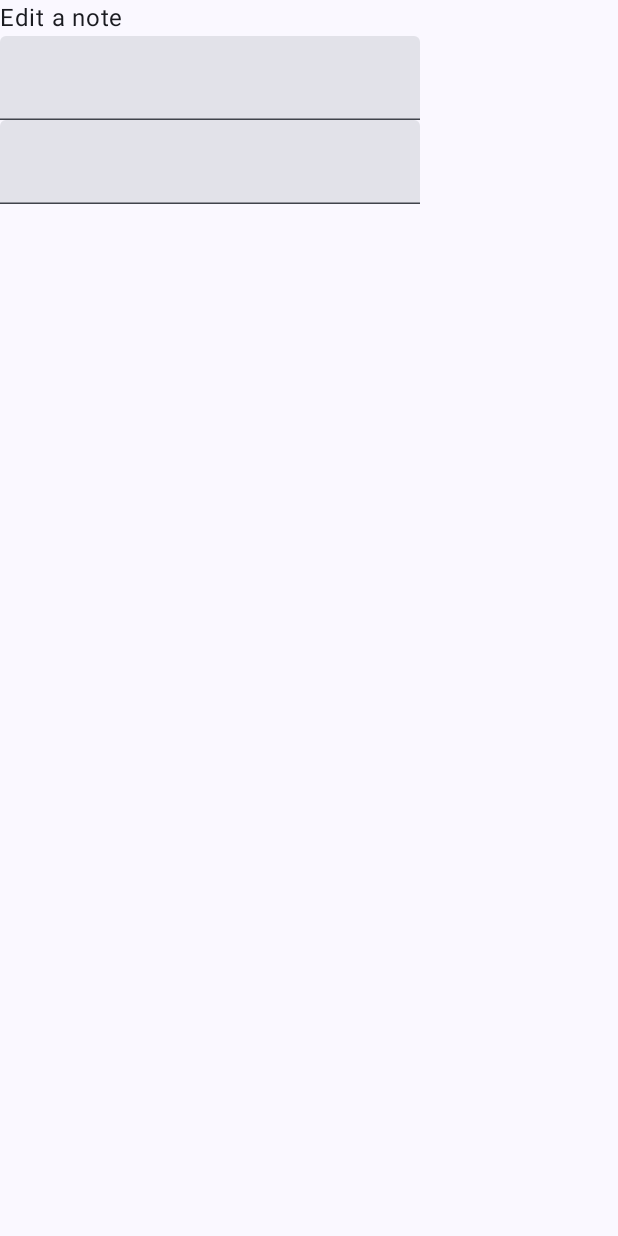
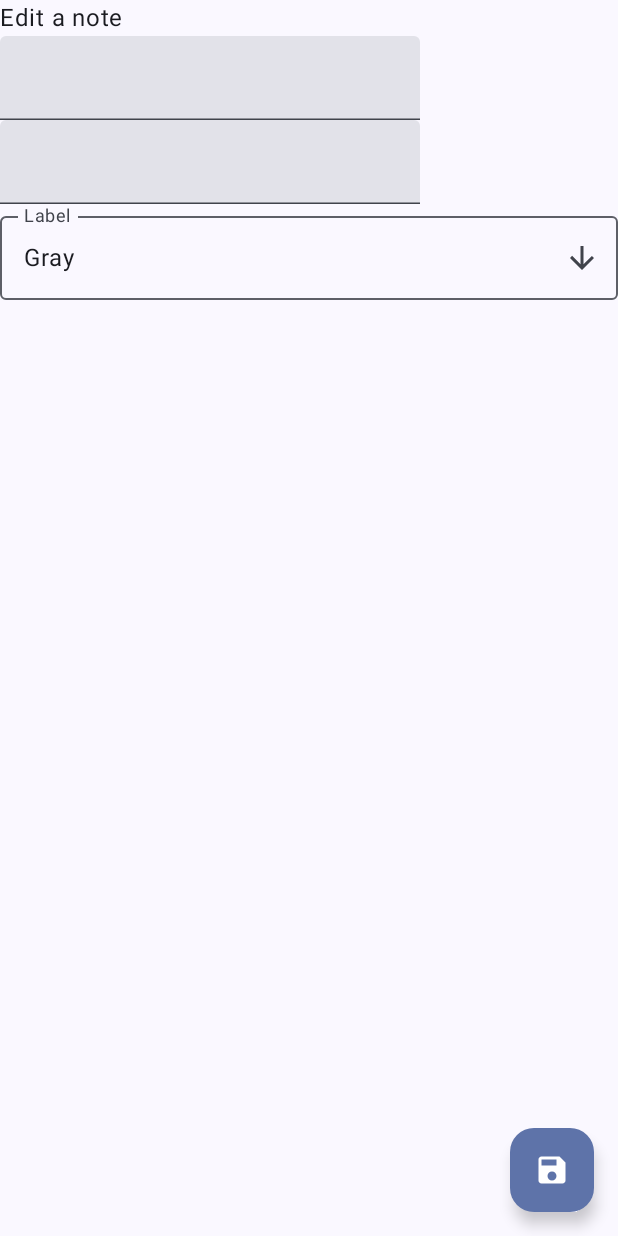
Before and after one commit to kepper104/NoteBuddy, an Android app built with Jetpack Compose: the screen it shows after launch (MainActivity), after a tap on "Add a note", on a phone screen of 412 x 824 dp. Run offline under Robolectric (Android 15) with nearby library versions, the phone set to English and light mode, and no system bars; our stand-ins replace Dagger/Hilt's generated code, Room's generated code.

Commit message:
Work on Note Edit UI

```diff
--- /dev/null
+++ b/app/src/main/java/ru/kepper104/notebuddy/presentation/EditState.kt
@@ -0,0 +1,11 @@
+package ru.kepper104.notebuddy.presentation
+
+import androidx.compose.ui.graphics.Color
+
+data class EditState(
+    var titleText: String = "",
+    var bodyText: String = "",
+    var color: Color = Color.Gray,
+    var colorText: String = "Gray"
+
+)
--- a/app/src/main/java/ru/kepper104/notebuddy/presentation/NoteColors.kt
+++ b/app/src/main/java/ru/kepper104/notebuddy/presentation/NoteColors.kt
@@ -4,4 +4,15 @@ import androidx.compose.ui.graphics.Color
 
 object NoteColors {
     val colors = listOf<Color>(Color.Blue, Color.LightGray, Color.Yellow, Color.Green)
+
+
 }
+fun colorToString(color: Color): String{
+    return when(color){
+        Color.Blue -> "Blue"
+        Color.LightGray -> "Lightgray"
+        Color.Yellow -> "Yellow"
+        Color.Green -> "Green"
+        else -> "None"
+    }
+}
--- a/app/src/main/java/ru/kepper104/notebuddy/presentation/NoteScreen.kt
+++ b/app/src/main/java/ru/kepper104/notebuddy/presentation/NoteScreen.kt
@@ -1,15 +1,22 @@
 package ru.kepper104.notebuddy.presentation
 
+import androidx.compose.foundation.clickable
 import androidx.compose.foundation.layout.Column
+import androidx.compose.foundation.layout.fillMaxWidth
 import androidx.compose.foundation.layout.padding
+import androidx.compose.foundation.layout.width
 import androidx.compose.foundation.lazy.LazyColumn
 import androidx.compose.material.icons.Icons
 import androidx.compose.material.icons.filled.Add
+import androidx.compose.material.icons.filled.ArrowDownward
+import androidx.compose.material.icons.filled.Save
+import androidx.compose.material3.Divider
 import androidx.compose.material3.DropdownMenu
 import androidx.compose.material3.DropdownMenuItem
 import androidx.compose.material3.ExperimentalMaterial3Api
 import androidx.compose.material3.FloatingActionButton
 import androidx.compose.material3.Icon
+import androidx.compose.material3.OutlinedTextField
 import androidx.compose.material3.Scaffold
 import androidx.compose.material3.Text
 import androidx.compose.material3.TextField
@@ -19,7 +26,12 @@ import androidx.compose.runtime.mutableStateOf
 import androidx.compose.runtime.remember
 import androidx.compose.runtime.setValue
 import androidx.compose.ui.Modifier
+import androidx.compose.ui.geometry.Size
+import androidx.compose.ui.graphics.Color
+import androidx.compose.ui.layout.onGloballyPositioned
+import androidx.compose.ui.platform.LocalDensity
 import androidx.compose.ui.unit.sp
+import androidx.compose.ui.unit.toSize
 import androidx.lifecycle.viewmodel.compose.viewModel
 import ru.kepper104.notebuddy.domain.model.Note
 
@@ -28,16 +40,17 @@ import ru.kepper104.notebuddy.domain.model.Note
 fun NoteScreen(
     noteViewModel: NoteViewModel = viewModel()
 ) {
-    if (!noteViewModel.state.isEditing){
-        mainView()
+    if (!noteViewModel.mainState.isEditing){
+        MainView()
     }else{
-        editView()
+        EditView()
     }
 }
 
 @Composable
 fun NoteComposable(note: Note) {
     Column{
+        Divider()
         Text(
             text = note.title,
             fontSize = 40.sp
@@ -51,7 +64,7 @@ fun NoteComposable(note: Note) {
 
 @OptIn(ExperimentalMaterial3Api::class)
 @Composable
-fun mainView(
+fun MainView(
     noteViewModel: NoteViewModel = viewModel()
 ){
     Scaffold(
@@ -68,7 +81,7 @@ fun mainView(
             LazyColumn(
                 modifier = Modifier.padding(paddingValues)
             ){
-                for (note in noteViewModel.state.notes){
+                for (note in noteViewModel.mainState.notes){
                     item {
                         NoteComposable(note = note)
                     }
@@ -81,49 +94,74 @@ fun mainView(
 }
 @OptIn(ExperimentalMaterial3Api::class)
 @Composable
-fun editView(
+fun EditView(
     noteViewModel: NoteViewModel = viewModel()
 ){
-    var title by remember {
-        mutableStateOf("")
-    }
-    var bodyText by remember {
-        mutableStateOf("")
-    }
-
-//    var availableColors by remember{
-//        mutableListOf()
-//    }
     var colorsMenuExpanded by remember {
         mutableStateOf(false)
     }
-    Column {
+
+    var colorFieldSize by remember {
+        mutableStateOf(Size.Zero)
+    }
+    Scaffold(
+        floatingActionButton = {
+            FloatingActionButton(
+                onClick = { /*TODO*/ },
+                ) {
+                    Icon(imageVector = Icons.Default.Save, contentDescription = "Save the note")
+            }
+        }
+    ) {paddingValues ->
+        Column(
+            modifier = Modifier.padding(paddingValues)
+        ) {
             Text(text = "Edit a note")
+
             TextField(
-            value = title,
-            onValueChange ={ newTitle -> title = newTitle }
+                value = noteViewModel.editState.titleText,
+                onValueChange ={ newTitle -> noteViewModel.editState.titleText = newTitle; println("Editing: ${noteViewModel.editState.titleText}: $newTitle") }
             )
+
             TextField(
-            value = bodyText,
-            onValueChange ={ newText -> bodyText = newText }
+                value = noteViewModel.editState.bodyText,
+                onValueChange ={ newText -> noteViewModel.editState.bodyText = newText }
+            )
+
+            OutlinedTextField(value = noteViewModel.editState.colorText,
+                onValueChange = { noteViewModel.editState.colorText = it },
+                modifier = Modifier
+                    .fillMaxWidth()
+                    .onGloballyPositioned { coordinates ->
+                        // This value is used to assign to
+                        // the DropDown the same width
+                        colorFieldSize = coordinates.size.toSize()
+                    },
+                label = {Text("Label")},
+                trailingIcon = {
+                    Icon(imageVector = Icons.Default.ArrowDownward,
+                        contentDescription = "Expand",
+                        modifier = Modifier.clickable { colorsMenuExpanded = !colorsMenuExpanded })
+                }
             )
             DropdownMenu(
                 expanded = colorsMenuExpanded,
                 onDismissRequest = { colorsMenuExpanded = false },
+                modifier = Modifier
+                    .width(with(LocalDensity.current){colorFieldSize.width.toDp()})
             ) {
                 for(color in NoteColors.colors){
                     DropdownMenuItem(
                         text = {
-                        Text(text = color.toString())
+                            Text(text = colorToString(color))
                         },
                         onClick = {
-                        val newNote = noteViewModel.state.editedNote
-                        newNote.color = color
-                        noteViewModel.state.copy(editedNote = newNote)
+                            noteViewModel.editState.color = color
+                            noteViewModel.editState.colorText = colorToString(color)
                             colorsMenuExpanded = false
                         })
                 }
-
             }
         }
     }
+}
--- a/app/src/main/java/ru/kepper104/notebuddy/presentation/NoteViewModel.kt
+++ b/app/src/main/java/ru/kepper104/notebuddy/presentation/NoteViewModel.kt
@@ -5,12 +5,12 @@ import androidx.compose.runtime.mutableStateOf
 import androidx.compose.runtime.setValue
 import androidx.lifecycle.ViewModel
 import androidx.lifecycle.viewModelScope
-import androidx.room.Insert
 import dagger.hilt.android.lifecycle.HiltViewModel
 import kotlinx.coroutines.flow.collectLatest
 import kotlinx.coroutines.launch
 import ru.kepper104.notebuddy.domain.model.Note
 import ru.kepper104.notebuddy.domain.repository.NoteRepository
+import java.util.Date
 import javax.inject.Inject
 
 @HiltViewModel
@@ -18,12 +18,13 @@ class NoteViewModel @Inject constructor(
 private val repository: NoteRepository
 ): ViewModel() {
 
-    var state by mutableStateOf(NoteState())
+    var mainState by mutableStateOf(NoteState())
+    var editState by mutableStateOf(EditState())
 
     init {
         viewModelScope.launch {
             repository.getAllNotes().collectLatest { notes ->
-                state = state.copy(
+                mainState = mainState.copy(
                     notes = notes
                 )
             }
@@ -31,7 +32,7 @@ private val repository: NoteRepository
     }
 
     fun enableEditing(note: Note){
-        state = state.copy(
+        mainState = mainState.copy(
             isEditing = true,
             editedNote = note
         )
@@ -39,4 +40,9 @@ private val repository: NoteRepository
     fun createNote(){
         enableEditing(Note())
     }
+    suspend fun saveNote(){
+        repository.insertNote(
+            Note(null, editState.titleText, editState.bodyText, editState.color, Date())
+        )
+    }
 }
```
Lines whose indentation alone changed are shown as unchanged.
